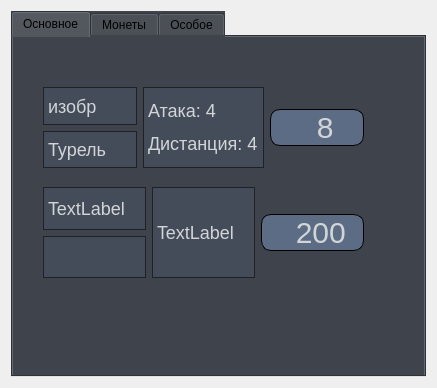
The window that addbuildingform.ui (Lymuthien/HauntedDorm) describes before a commit, drawn with Qt 5.
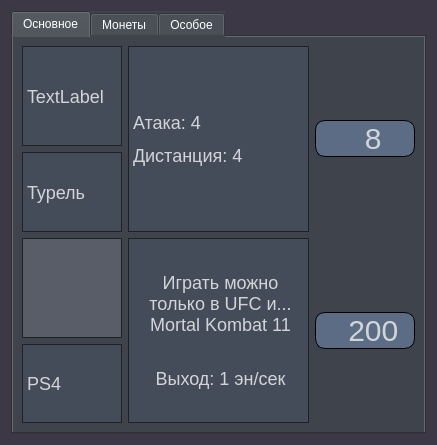
The same window after the commit. The open tabs and pages were chosen to show the change. Icons and pictures are not drawn.

Diff of the .ui file:
```diff
--- a/addbuildingform.ui
+++ b/addbuildingform.ui
@@ -7,9 +7,55 @@
     <x>0</x>
     <y>0</y>
     <width>437</width>
-    <height>388</height>
+    <height>445</height>
    </rect>
   </property>
+  <property name="palette">
+   <palette>
+    <active>
+     <colorrole role="Window">
+      <brush brushstyle="SolidPattern">
+       <color alpha="255">
+        <red>61</red>
+        <green>56</green>
+        <blue>70</blue>
+       </color>
+      </brush>
+     </colorrole>
+    </active>
+    <inactive>
+     <colorrole role="Window">
+      <brush brushstyle="SolidPattern">
+       <color alpha="255">
+        <red>61</red>
+        <green>56</green>
+        <blue>70</blue>
+       </color>
+      </brush>
+     </colorrole>
+    </inactive>
+    <disabled>
+     <colorrole role="Base">
+      <brush brushstyle="SolidPattern">
+       <color alpha="255">
+        <red>61</red>
+        <green>56</green>
+        <blue>70</blue>
+       </color>
+      </brush>
+     </colorrole>
+     <colorrole role="Window">
+      <brush brushstyle="SolidPattern">
+       <color alpha="255">
+        <red>61</red>
+        <green>56</green>
+        <blue>70</blue>
+       </color>
+      </brush>
+     </colorrole>
+    </disabled>
+   </palette>
+  </property>
   <property name="windowTitle">
    <string>Form</string>
   </property>
@@ -34,6 +80,7 @@
 	background: rgba(96, 112, 138, 0.9);
 	border: 1px solid black;
 	border-radius: 10px;
+	icon-size: 25px;
 }
 
 QPushButton:hover {
@@ -42,6 +89,10 @@
 
 QPushButton:pressed {
 	background: rgba(70, 84, 105, 0.7);
+}
+
+QTabBar::tab { 
+	color: white; 
 }</string>
      </property>
      <property name="currentIndex">
@@ -51,15 +102,8 @@
       <attribute name="title">
        <string>Основное</string>
       </attribute>
-      <widget class="QWidget" name="gridLayoutWidget">
-       <property name="geometry">
-        <rect>
-         <x>30</x>
-         <y>50</y>
-         <width>321</width>
-         <height>81</height>
-        </rect>
-       </property>
+      <layout class="QVBoxLayout" name="verticalLayout_2">
+       <item>
        <layout class="QGridLayout" name="gridLayout">
         <item row="1" column="0">
          <widget class="QLabel" name="label_2">
@@ -68,21 +112,26 @@
           </property>
          </widget>
         </item>
-        <item row="0" column="0">
-         <widget class="QLabel" name="label">
-          <property name="text">
-           <string>изобр</string>
-          </property>
-         </widget>
-        </item>
         <item row="0" column="2" rowspan="2">
          <widget class="QPushButton" name="pushButton">
+           <property name="maximumSize">
+            <size>
+             <width>100</width>
+             <height>16777215</height>
+            </size>
+           </property>
           <property name="text">
            <string>  8</string>
           </property>
           <property name="icon">
            <iconset theme="emblem-favorite"/>
           </property>
+           <property name="iconSize">
+            <size>
+             <width>25</width>
+             <height>25</height>
+            </size>
+           </property>
          </widget>
         </item>
         <item row="0" column="1" rowspan="2">
@@ -92,41 +141,51 @@
           </property>
          </widget>
         </item>
-       </layout>
-      </widget>
-      <widget class="QWidget" name="gridLayoutWidget_2">
-       <property name="geometry">
-        <rect>
-         <x>30</x>
-         <y>150</y>
-         <width>321</width>
-         <height>91</height>
-        </rect>
-       </property>
-       <layout class="QGridLayout" name="gridLayout_2">
-        <item row="1" column="0">
-         <widget class="QLabel" name="label_5">
-          <property name="text">
-           <string/>
-          </property>
-         </widget>
-        </item>
         <item row="0" column="0">
          <widget class="QLabel" name="label_4">
+           <property name="minimumSize">
+            <size>
+             <width>100</width>
+             <height>100</height>
+            </size>
+           </property>
+           <property name="maximumSize">
+            <size>
+             <width>100</width>
+             <height>16777215</height>
+            </size>
+           </property>
           <property name="text">
            <string>TextLabel</string>
           </property>
          </widget>
         </item>
-        <item row="0" column="1" rowspan="2">
+        </layout>
+       </item>
+       <item>
+        <layout class="QGridLayout" name="gridLayout_2">
+         <item row="1" column="1" rowspan="2">
          <widget class="QLabel" name="label_6">
           <property name="text">
-           <string>TextLabel</string>
+            <string>&lt;html&gt;&lt;head/&gt;&lt;body&gt;&lt;p align=&quot;center&quot;&gt;Играть можно&lt;br/&gt;только в UFC и...&lt;br/&gt;Mortal Kombat 11&lt;/p&gt;&lt;p align=&quot;center&quot;&gt;&lt;br/&gt;Выход: 1 эн/сек&lt;/p&gt;&lt;/body&gt;&lt;/html&gt;</string>
           </property>
          </widget>
         </item>
-        <item row="0" column="2" rowspan="2">
+         <item row="2" column="0">
+          <widget class="QLabel" name="label_5">
+           <property name="text">
+            <string>PS4</string>
+           </property>
+          </widget>
+         </item>
+         <item row="1" column="2" rowspan="2">
          <widget class="QPushButton" name="pushButton_2">
+           <property name="maximumSize">
+            <size>
+             <width>100</width>
+             <height>16777215</height>
+            </size>
+           </property>
           <property name="text">
            <string>  200</string>
           </property>
@@ -135,13 +194,116 @@
           </property>
          </widget>
         </item>
-       </layout>
-      </widget>
+         <item row="1" column="0">
+          <widget class="QLabel" name="label">
+           <property name="minimumSize">
+            <size>
+             <width>100</width>
+             <height>100</height>
+            </size>
+           </property>
+           <property name="maximumSize">
+            <size>
+             <width>100</width>
+             <height>16777215</height>
+            </size>
+           </property>
+           <property name="styleSheet">
+            <string notr="true">	background: rgba(190, 197, 208, 0.2);
+</string>
+           </property>
+           <property name="text">
+            <string>&lt;html&gt;&lt;head/&gt;&lt;body&gt;&lt;p align=&quot;center&quot;&gt;&lt;img src=&quot;:/images/resourses/images/ps4.png&quot;/&gt;&lt;/p&gt;&lt;/body&gt;&lt;/html&gt;</string>
+           </property>
+          </widget>
+         </item>
+        </layout>
+       </item>
+      </layout>
      </widget>
      <widget class="QWidget" name="tab_2">
       <attribute name="title">
        <string>Монеты</string>
       </attribute>
+      <widget class="QWidget" name="gridLayoutWidget_2">
+       <property name="geometry">
+        <rect>
+         <x>20</x>
+         <y>30</y>
+         <width>376</width>
+         <height>141</height>
+        </rect>
+       </property>
+       <layout class="QGridLayout" name="gridLayout_7">
+        <item row="1" column="0">
+         <widget class="QLabel" name="label_19">
+          <property name="maximumSize">
+           <size>
+            <width>150</width>
+            <height>50</height>
+           </size>
+          </property>
+          <property name="text">
+           <string>&lt;html&gt;&lt;head/&gt;&lt;body&gt;&lt;p&gt;&lt;span style=&quot; font-size:14pt;&quot;&gt;6 бубен&lt;/span&gt;&lt;/p&gt;&lt;/body&gt;&lt;/html&gt;</string>
+          </property>
+         </widget>
+        </item>
+        <item row="0" column="0">
+         <widget class="QLabel" name="label_20">
+          <property name="minimumSize">
+           <size>
+            <width>100</width>
+            <height>100</height>
+           </size>
+          </property>
+          <property name="maximumSize">
+           <size>
+            <width>100</width>
+            <height>100</height>
+           </size>
+          </property>
+          <property name="text">
+           <string>&lt;html&gt;&lt;head/&gt;&lt;body&gt;&lt;p align=&quot;center&quot;&gt;&lt;img src=&quot;:/images/resourses/images/Hammer.png&quot;/&gt;&lt;/p&gt;&lt;/body&gt;&lt;/html&gt;</string>
+          </property>
+         </widget>
+        </item>
+        <item row="0" column="1" rowspan="2">
+         <widget class="QLabel" name="label_21">
+          <property name="minimumSize">
+           <size>
+            <width>163</width>
+            <height>0</height>
+           </size>
+          </property>
+          <property name="text">
+           <string>&lt;html&gt;&lt;head/&gt;&lt;body&gt;&lt;p align=&quot;center&quot;&gt;Дает шанс 25%&lt;br/&gt;на получение&lt;br/&gt;дохода 1.5х/сек&lt;/p&gt;&lt;/body&gt;&lt;/html&gt;</string>
+          </property>
+         </widget>
+        </item>
+        <item row="0" column="2" rowspan="2">
+         <widget class="QPushButton" name="pushButton_7">
+          <property name="maximumSize">
+           <size>
+            <width>100</width>
+            <height>16777215</height>
+           </size>
+          </property>
+          <property name="text">
+           <string>1024</string>
+          </property>
+          <property name="icon">
+           <iconset theme="multimedia-volume-control"/>
+          </property>
+          <property name="iconSize">
+           <size>
+            <width>25</width>
+            <height>25</height>
+           </size>
+          </property>
+         </widget>
+        </item>
+       </layout>
+      </widget>
      </widget>
      <widget class="QWidget" name="tab_3">
       <attribute name="title">
```
Left out of the diff: 111 changed lines with no effect on the pictures. Lines whose indentation alone changed are shown as unchanged.
